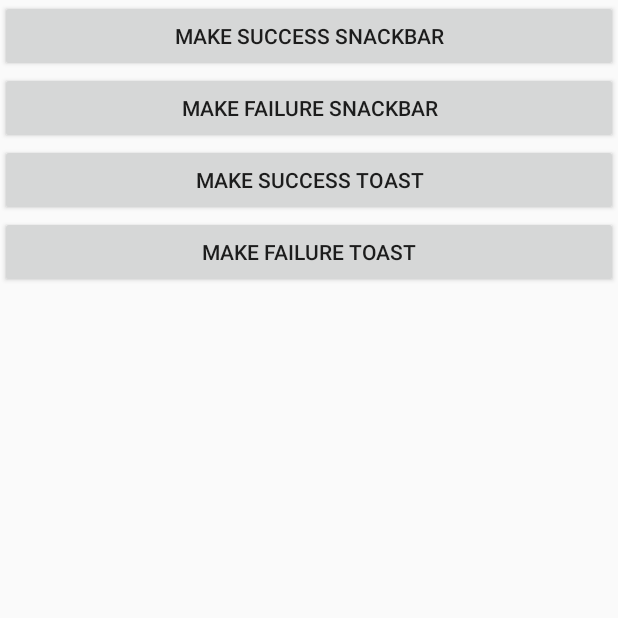
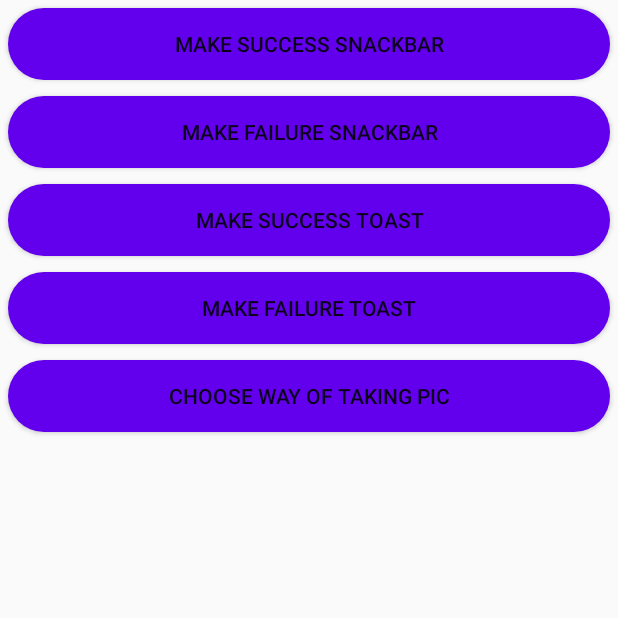
Before and after one commit to Exalis/AndroidUtils, an Android app: the screen it shows after launch (MainActivity), on a phone screen of 412 x 824 dp, the top half of it. Run offline under Robolectric (Android 15) with nearby library versions, the phone set to English and light mode, and no system bars.

Commit message:
Choosing picture handler + informative snackbar and toast

```diff
--- a/AndroidUtils/build.gradle
+++ b/AndroidUtils/build.gradle
@@ -20,6 +20,10 @@ android {
             proguardFiles getDefaultProguardFile('proguard-android-optimize.txt'), 'proguard-rules.pro'
         }
     }
+    compileOptions {
+        sourceCompatibility JavaVersion.VERSION_1_8
+        targetCompatibility JavaVersion.VERSION_1_8
+    }
 }
 
 dependencies {
--- /dev/null
+++ b/AndroidUtils/src/main/res/drawable/camera.xml
@@ -0,0 +1,6 @@
+<vector android:height="24dp" android:tint="#FFFFFF"
+    android:viewportHeight="24" android:viewportWidth="24"
+    android:width="24dp" xmlns:android="http://schemas.android.com/apk/res/android">
+    <path android:fillColor="@android:color/white" android:pathData="M12,12m-3.2,0a3.2,3.2 0,1 1,6.4 0a3.2,3.2 0,1 1,-6.4 0"/>
+    <path android:fillColor="@android:color/white" android:pathData="M9,2L7.17,4L4,4c-1.1,0 -2,0.9 -2,2v12c0,1.1 0.9,2 2,2h16c1.1,0 2,-0.9 2,-2L22,6c0,-1.1 -0.9,-2 -2,-2h-3.17L15,2L9,2zM12,17c-2.76,0 -5,-2.24 -5,-5s2.24,-5 5,-5 5,2.24 5,5 -2.24,5 -5,5z"/>
+</vector>
--- /dev/null
+++ b/AndroidUtils/src/main/res/drawable/round_button.xml
@@ -0,0 +1,12 @@
+<?xml version="1.0" encoding="utf-8"?>
+<selector xmlns:android="http://schemas.android.com/apk/res/android">
+
+	<item >
+		<shape android:shape="rectangle">
+			<corners android:bottomLeftRadius="25dp" android:bottomRightRadius="25dp"
+			         android:topLeftRadius="25dp" android:topRightRadius="25dp"/>
+			<solid android:color="@color/colorPrimary"/>
+		</shape>
+	</item>
+
+</selector>
--- /dev/null
+++ b/AndroidUtils/src/main/res/drawable/search_image.xml
@@ -0,0 +1,5 @@
+<vector android:height="24dp" android:tint="#FFFFFF"
+    android:viewportHeight="24" android:viewportWidth="24"
+    android:width="24dp" xmlns:android="http://schemas.android.com/apk/res/android">
+    <path android:fillColor="@android:color/white" android:pathData="M18,13v7L4,20L4,6h5.02c0.05,-0.71 0.22,-1.38 0.48,-2L4,4c-1.1,0 -2,0.9 -2,2v14c0,1.1 0.9,2 2,2h14c1.1,0 2,-0.9 2,-2v-5l-2,-2zM16.5,18h-11l2.75,-3.53 1.96,2.36 2.75,-3.54zM19.3,8.89c0.44,-0.7 0.7,-1.51 0.7,-2.39C20,4.01 17.99,2 15.5,2S11,4.01 11,6.5s2.01,4.5 4.49,4.5c0.88,0 1.7,-0.26 2.39,-0.7L21,13.42 22.42,12 19.3,8.89zM15.5,9C14.12,9 13,7.88 13,6.5S14.12,4 15.5,4 18,5.12 18,6.5 16.88,9 15.5,9z"/>
+</vector>
--- a/app/src/main/java/com/exalis/customandroidutils/MainActivity.java
+++ b/app/src/main/java/com/exalis/customandroidutils/MainActivity.java
@@ -1,33 +1,62 @@
 package com.exalis.customandroidutils;
 
+import android.content.Intent;
+import android.graphics.Bitmap;
 import android.os.Bundle;
-import android.view.LayoutInflater;
+import android.view.View;
+import androidx.annotation.Nullable;
 import androidx.appcompat.app.AppCompatActivity;
+import com.exalis.androidutils.ChoosingPictureHandler;
 import com.exalis.androidutils.CustomSnackbar;
 import com.exalis.androidutils.CustomToast;
 import com.exalis.customandroidutils.databinding.MainActivityBinding;
 
+import java.io.IOException;
+
 public class MainActivity extends AppCompatActivity {
 
+    private MainActivityBinding binding;
+    private ChoosingPictureHandler choosingPictureHandler;
 
     @Override
     protected void onCreate(Bundle savedInstanceState) {
         super.onCreate(savedInstanceState);
-        MainActivityBinding binding = MainActivityBinding.inflate(getLayoutInflater());
+        binding = MainActivityBinding.inflate(getLayoutInflater());
         setContentView(binding.getRoot());
 
-         binding.btnFailure.setOnClickListener(view ->{
-             CustomSnackbar.makeFailureSnackbar("Echec", this, binding.getRoot());
-         });
-        binding.btnSucess.setOnClickListener(view ->{
+        binding.btnFailure.setOnClickListener(view -> {
+            CustomSnackbar.makeFailureSnackbar("Echec", this, binding.getRoot());
+        });
+
+        binding.btnSucess.setOnClickListener(view -> {
             CustomSnackbar.makeSuccessSnackbar("Bravo", this, binding.getRoot());
         });
-        binding.btnSucessToast.setOnClickListener(view ->{
+
+        binding.btnSucessToast.setOnClickListener(view -> {
             CustomToast.makeSuccessToast(this, "Youpiiiii");
         });
-        binding.btnFailureToast.setOnClickListener(view ->{
+
+        binding.btnFailureToast.setOnClickListener(view -> {
             CustomToast.makeFailureToast(this, "Ha miiiiiiiiiiince");
         });
 
+        choosingPictureHandler = new ChoosingPictureHandler(this);
+        binding.btnPictureChoosing.setOnClickListener(v -> {
+            choosingPictureHandler.getAskingDialog().show();
+        });
+    }
+
+    @Override
+    protected void onActivityResult(int requestCode, int resultCode, @Nullable Intent data) {
+        super.onActivityResult(requestCode, resultCode, data);
+        Bitmap bitmap = null;
+        try {
+            bitmap = choosingPictureHandler.getBitmapResult(requestCode, resultCode, data);
+
+            binding.image.setVisibility(View.VISIBLE);
+            binding.image.setImageBitmap(bitmap);
+        } catch (IOException e) {
+            e.printStackTrace();
+        }
     }
 }
--- a/app/src/main/res/layout/main_activity.xml
+++ b/app/src/main/res/layout/main_activity.xml
@@ -1,28 +1,58 @@
 <?xml version="1.0" encoding="utf-8"?>
-<LinearLayout
+<ScrollView
 		xmlns:android="http://schemas.android.com/apk/res/android"
-		android:layout_width="match_parent"
+		xmlns:app="http://schemas.android.com/apk/res-auto" android:layout_width="match_parent"
 		android:layout_height="match_parent"
 		android:orientation="vertical"
-		android:layout_margin="25dp">
+		android:layout_margin="25dp"
+		android:id="@+id/mainView">
+	<LinearLayout
+			android:layout_width="match_parent"
+			android:layout_height="wrap_content"
+			android:orientation="vertical">
 
 		<Button android:layout_width="match_parent"
 		        android:layout_height="wrap_content"
 		        android:id="@+id/btnSucess"
-	        android:text="Make Success Snackbar"/>
+		        android:text="Make Success Snackbar"
+		        android:background="@drawable/round_button"
+		        android:layout_margin="5dp"/>
 
 		<Button android:layout_width="match_parent"
 		        android:layout_height="wrap_content"
 		        android:id="@+id/btnFailure"
-	        android:text="Make Failure Snackbar"/>
+		        android:text="Make Failure Snackbar"
+		        android:background="@drawable/round_button"
+		        android:layout_margin="5dp"/>
 
 		<Button android:layout_width="match_parent"
 		        android:layout_height="wrap_content"
 		        android:id="@+id/btnSucessToast"
-	        android:text="Make Success Toast"/>
+		        android:text="Make Success Toast"
+		        android:background="@drawable/round_button"
+		        android:layout_margin="5dp"/>
 
 		<Button android:layout_width="match_parent"
 		        android:layout_height="wrap_content"
 		        android:id="@+id/btnFailureToast"
-	        android:text="Make Failure Toast"/>
+		        android:text="Make Failure Toast"
+		        android:background="@drawable/round_button"
+		        android:layout_margin="5dp"/>
+
+		<Button android:layout_width="match_parent"
+		        android:layout_height="wrap_content"
+		        android:id="@+id/btnPictureChoosing"
+		        android:text="Choose way of taking pic"
+		        android:background="@drawable/round_button"
+		        android:layout_margin="5dp"/>
+
+		<ImageView
+				android:layout_width="match_parent"
+				android:layout_height="250dp"
+				android:src="@drawable/camera"
+				android:id="@+id/image"
+				android:visibility="gone"/>
+
 	</LinearLayout>
+
+</ScrollView>
```
Also changed, not shown: AndroidUtils/src/main/java/com/exalis/androidutils/ChoosingPictureHandler.java (added, +100 -0 lines), AndroidUtils/src/main/java/com/exalis/androidutils/CustomSnackbar.java (+19 -1 lines), AndroidUtils/src/main/java/com/exalis/androidutils/CustomToast.java (+20 -2 lines), AndroidUtils/src/main/res/layout/choose_way_of_taking_picture.xml (added, +92 -0 lines), AndroidUtils/src/main/res/values/colors.xml (+8 -0 lines). Lines whose indentation alone changed are shown as unchanged.
